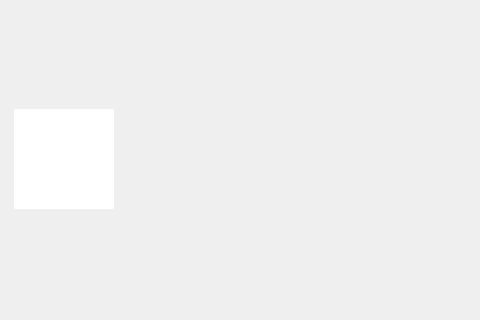
The window that application/kozna.ui (Mihica25/Pobedi-me-ako-znas) describes before a commit, drawn with Qt 5; both pictures show x 0 to 480 and y 0 to 320 of the 800 by 800 pixel window.
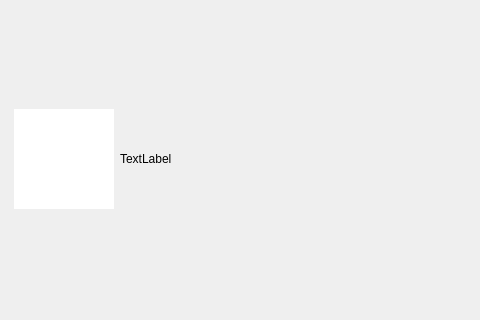
The same window after the commit.

The edit to the form file:
```diff
--- a/application/kozna.ui
+++ b/application/kozna.ui
@@ -60,6 +60,13 @@
         </property>
        </widget>
       </item>
+      <item>
+       <widget class="QLabel" name="label">
+        <property name="text">
+         <string>TextLabel</string>
+        </property>
+       </widget>
+      </item>
       <item>
        <spacer name="horizontalSpacer">
         <property name="orientation">
```
Left out of the diff: 2 changed lines with no effect on the pictures.
